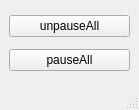
First picture: the form in runey_bot_mk1/mainwindow.ui, repository Harmonised7/qt-projects, before the edit.
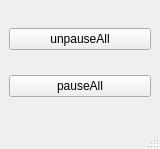
Second picture: the form after the edit.

Patch:
```diff
--- a/runey_bot_mk1/mainwindow.ui
+++ b/runey_bot_mk1/mainwindow.ui
@@ -6,14 +6,14 @@
    <rect>
     <x>0</x>
     <y>0</y>
-    <width>139</width>
-    <height>110</height>
+    <width>160</width>
+    <height>149</height>
    </rect>
   </property>
   <property name="maximumSize">
    <size>
-    <width>139</width>
-    <height>110</height>
+    <width>160</width>
+    <height>320</height>
    </size>
   </property>
   <property name="windowTitle">
```
Left out of the diff: 2 changed lines with no effect on the pictures.
